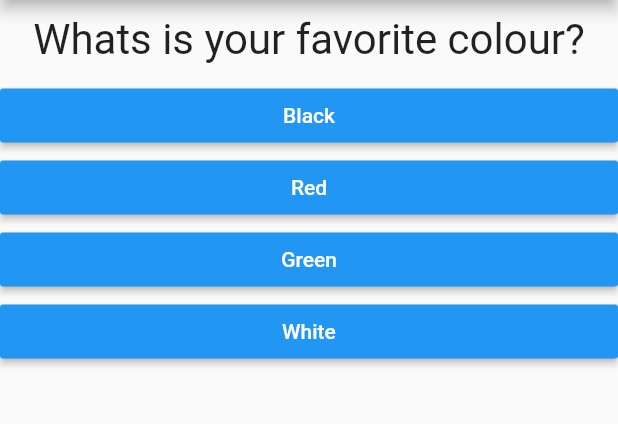
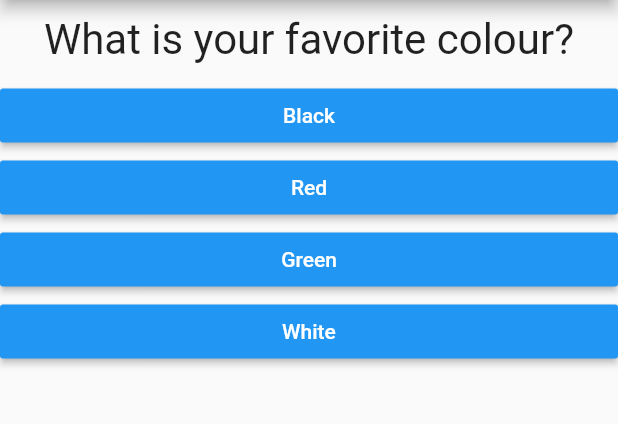
Before and after one commit to JosephDoUrden/Basic-Quiz-App, a Flutter app: the screen it shows after launch, on a phone screen of 412 x 824 dp, the part 84-508 px from its top. Run offline on Flutter 3.47's test engine with Material 2 defaults, Android fonts, the phone set to English and light mode, and no system bars.

```diff
--- a/lib/main.dart
+++ b/lib/main.dart
@@ -1,7 +1,10 @@
+import 'package:basic_quiz_app/result.dart';
 import 'package:flutter/material.dart';
 
 import './question.dart';
 import './answer.dart';
+import './quiz.dart';
+import './result.dart';
 
 void main() {
   runApp(MyApp());
@@ -15,6 +18,21 @@ class MyApp extends StatefulWidget {
 }
 
 class _MyAppState extends State<MyApp> {
+  static const _questions = [
+    {
+      'questionText': 'What is your favorite colour?',
+      'answers': ['Black', 'Red', 'Green', 'White'],
+    },
+    {
+      'questionText': 'What is your favorite animal?',
+      'answers': ['Dog', 'Cat', 'Snake', 'Spider'],
+    },
+    {
+      'questionText': 'Who is your favorite class?',
+      'answers': ['Math', 'C++', 'Cyber Security', 'Physics'],
+    },
+  ];
+
   var _questionIndex = 0;
 
   void _answerQuestion() {
@@ -25,34 +43,18 @@ class _MyAppState extends State<MyApp> {
 
   @override
   Widget build(BuildContext context) {
-    var questions = [
-      {
-        'questionText': 'Whats is your favorite colour?',
-        'answers': ['Black', 'Red', 'Green', 'White'],
-      },
-      {
-        'questionText': 'What is your favorite animal?',
-        'answers': ['Dog', 'Cat', 'Snake', 'Spider'],
-      },
-      {
-        'questionText': 'Who is your favorite class?',
-        'answers': ['Math', 'C++', 'Cyber Security', 'Physics'],
-      },
-    ];
     return MaterialApp(
       home: Scaffold(
         appBar: AppBar(
           title: Text('Basic Quiz App!'),
         ),
-        body: Column(
-          children: [
-            Question(questions[_questionIndex]['questionText'] as String),
-            ...(questions[_questionIndex]['answers'] as List<String>)
-                .map((answer) {
-              return Answer(_answerQuestion, answer);
-            }).toList()
-          ],
-        ),
+        body: _questionIndex < _questions.length
+            ? Quiz(
+                answerQuestion: _answerQuestion,
+                questionIndex: _questionIndex,
+                questions: _questions,
+              )
+            : Result(),
       ),
     );
   }
--- /dev/null
+++ b/lib/quiz.dart
@@ -0,0 +1,28 @@
+import 'package:flutter/material.dart';
+
+import './question.dart';
+import './answer.dart';
+
+class Quiz extends StatelessWidget {
+  final List<Map<String, Object>> questions;
+  final int questionIndex;
+  final VoidCallback answerQuestion;
+
+  Quiz({
+    required this.questions,
+    required this.answerQuestion,
+    required this.questionIndex,
+  });
+
+  @override
+  Widget build(BuildContext context) {
+    return Column(
+      children: [
+        Question(questions[questionIndex]['questionText'] as String),
+        ...(questions[questionIndex]['answers'] as List<String>).map((answer) {
+          return Answer(answerQuestion, answer);
+        }).toList()
+      ],
+    );
+  }
+}
--- /dev/null
+++ b/lib/result.dart
@@ -0,0 +1,10 @@
+import 'package:flutter/material.dart';
+
+class Result extends StatelessWidget {
+  @override
+  Widget build(BuildContext context) {
+    return Center(
+      child: Text("You did it!"),
+    );
+  }
+}
```
